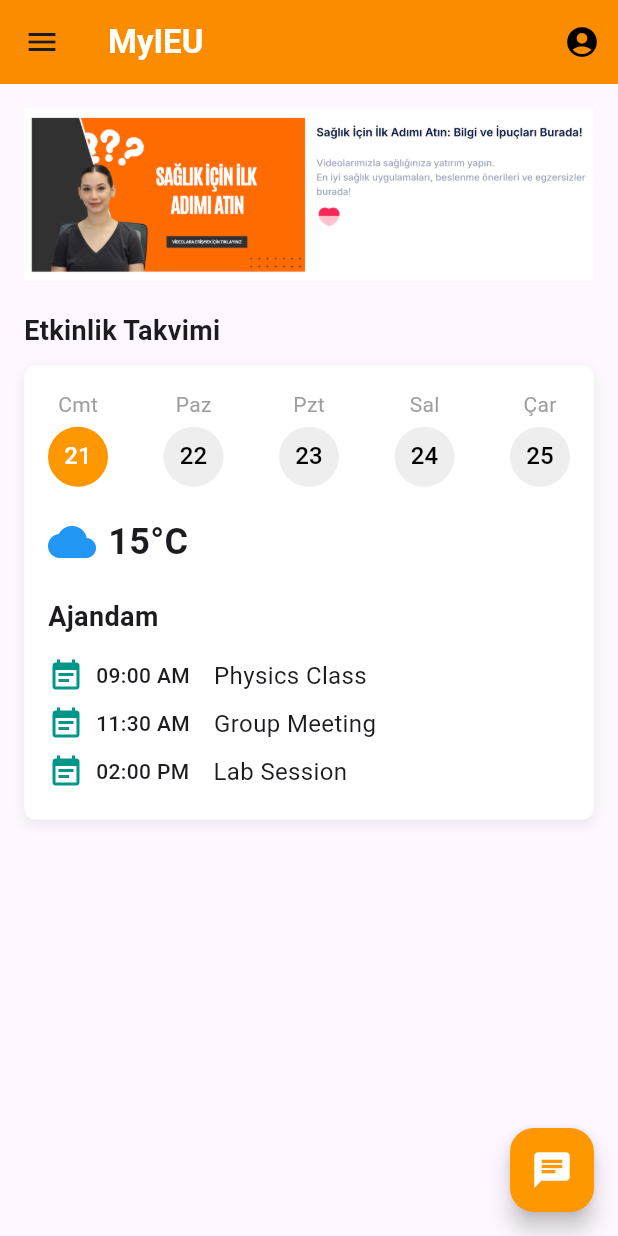
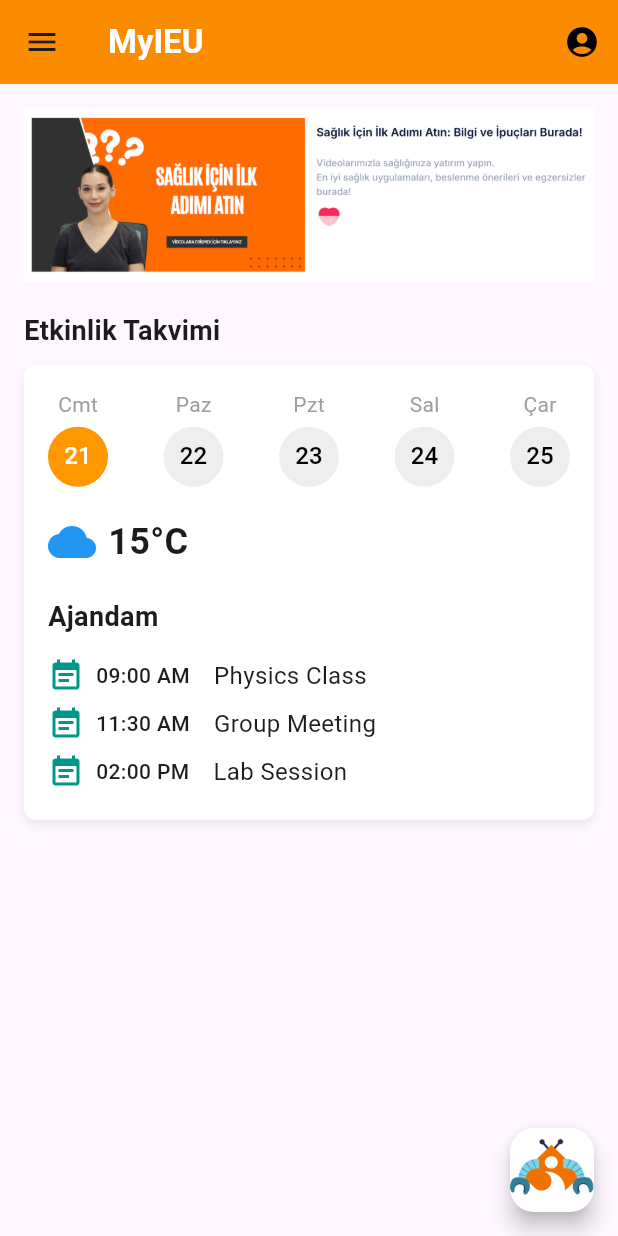
Before and after one commit to ahmetalpsamur/Infinite-Loopers-IT-Hackathon, a Flutter app: the MyHomePage screen opened directly, on a phone screen of 412 x 824 dp. Run offline on Flutter 3.47's test engine with Material 3 defaults, Android fonts, the phone set to English and light mode, and no system bars; our stand-ins replace flutter_svg, shared_preferences, table_calendar; accounts and stored records are empty.

Commit message:
Our EKO-BOT.png added

```diff
--- a/lib/page/MyHomePage.dart
+++ b/lib/page/MyHomePage.dart
@@ -252,8 +252,9 @@ class _MyHomePageState extends State<MyHomePage> {
             _isChatOpen = true;
           });
         },
-        backgroundColor: Colors.orange,
-        child: const Icon(Icons.chat, color: Colors.white, size: 28),
+        backgroundColor: Colors.white,
+        child:  Image.asset(
+            'lib/media/İzmir_Ekonomi_Üniversitesi_logo.png'),
       ),
     );
   }
@@ -321,7 +322,7 @@ class _MyHomePageState extends State<MyHomePage> {
                 crossAxisAlignment: CrossAxisAlignment.start,
                 children: [
                   const ChatBubble(
-                    message: 'Merhaba! Size nasıl yardımcı olabilirim?',
+                    message: 'Merhaba ben EKO-BOT! Size nasıl yardımcı olabilirim?',
                     isBot: true,
                   ),
                   const SizedBox(height: 10),
--- a/pubspec.yaml
+++ b/pubspec.yaml
@@ -31,3 +31,4 @@ flutter:
     - lib/media/my_ieu.svg
     - lib/media/slide1.png
     - lib/media/ekofit.png
+    - lib/media/İzmir_Ekonomi_Üniversitesi_logo.png
```
Also changed, not shown: lib/media/İzmir_Ekonomi_Üniversitesi_logo.png (added).
